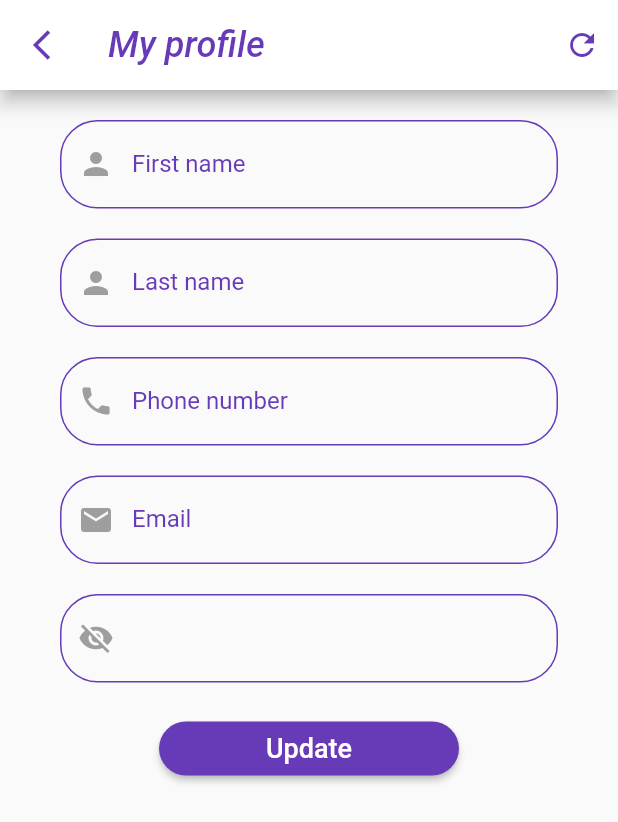
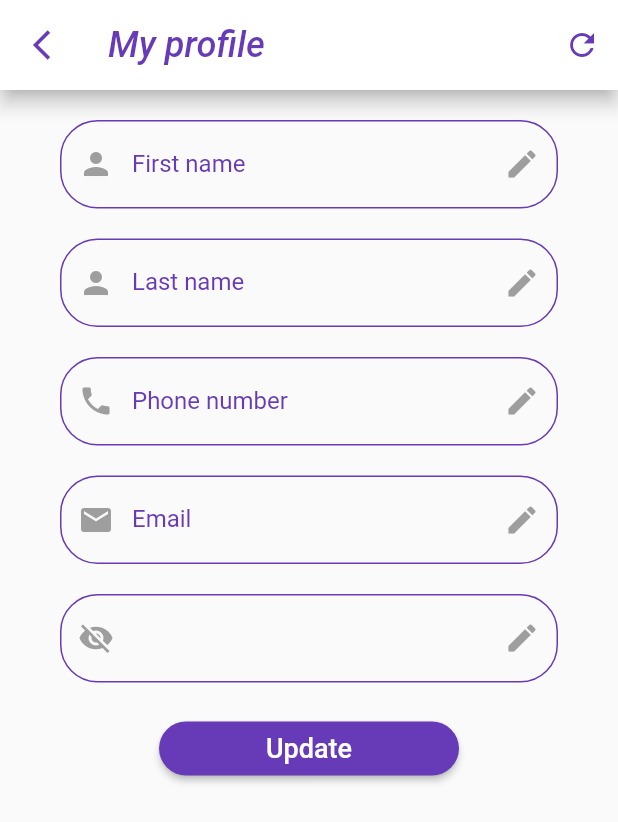
Before and after one commit to xlayertraining/july21group9, a Flutter app: the HomePage screen opened directly, in the side drawer, after a tap on "Profile", on a phone screen of 412 x 824 dp. Shown: the top 822 px of the screen. Run offline on Flutter 3.47's test engine with Material 2 defaults, Android fonts, the light colour scheme and no system bars; our stand-ins replace auto_animated, curved_navigation_bar, dio, flutter_easyloading, fluttertoast, image_picker and 4 more; missing offline and left inert: comment_box, custom_searchable_dropdown, rect_getter; accounts and stored records are empty; network calls fail.

Commit message:
minor modifications in about_us.dart,home_page.dart ,my_news.dart

```diff
--- a/application/news_flix/lib/Profile2.dart
+++ b/application/news_flix/lib/Profile2.dart
@@ -99,6 +99,7 @@ class _MyProfilePage2 extends State<MyProfilePage2> {
                       labelText: 'First name',
                       labelStyle: TextStyle(color: Colors.deepPurple),
                       prefixIcon: Icon(Icons.person, color: Colors.grey),
+                      suffixIcon: Icon(Icons.edit,color: Colors.grey),
                       enabledBorder: OutlineInputBorder(
                         borderSide: BorderSide(color: Colors.deepPurple),
                         borderRadius: BorderRadius.circular(25.0),
@@ -119,6 +120,7 @@ class _MyProfilePage2 extends State<MyProfilePage2> {
                       labelText: 'Last name',
                       labelStyle: TextStyle(color: Colors.deepPurple),
                       prefixIcon: Icon(Icons.person_sharp, color: Colors.grey),
+                      suffixIcon: Icon(Icons.edit,color: Colors.grey),
                       enabledBorder: OutlineInputBorder(
                         borderSide: BorderSide(color: Colors.deepPurple),
                         borderRadius: BorderRadius.circular(25.0),
@@ -139,6 +141,7 @@ class _MyProfilePage2 extends State<MyProfilePage2> {
                       labelText: 'Phone number',
                       labelStyle: TextStyle(color: Colors.deepPurple),
                       prefixIcon: Icon(Icons.phone, color: Colors.grey),
+                      suffixIcon: Icon(Icons.edit,color: Colors.grey),
                       enabledBorder: OutlineInputBorder(
                         borderSide: BorderSide(color: Colors.deepPurple),
                         borderRadius: BorderRadius.circular(25.0),
@@ -159,6 +162,7 @@ class _MyProfilePage2 extends State<MyProfilePage2> {
                       labelText: 'Email',
                       labelStyle: TextStyle(color: Colors.deepPurple),
                       prefixIcon: Icon(Icons.email, color: Colors.grey),
+                      suffixIcon: Icon(Icons.edit,color: Colors.grey),
                       enabledBorder: OutlineInputBorder(
                         borderSide: BorderSide(color: Colors.deepPurple),
                         borderRadius: BorderRadius.circular(25.0),
@@ -191,6 +195,7 @@ class _MyProfilePage2 extends State<MyProfilePage2> {
                             ? Icon(Icons.visibility, color: Colors.grey)
                             : Icon(Icons.visibility_off, color: Colors.grey),
                       ),
+                      suffixIcon: Icon(Icons.edit,color: Colors.grey),
                       enabledBorder: OutlineInputBorder(
                         borderSide: BorderSide(color: Colors.deepPurple),
                         borderRadius: BorderRadius.circular(25.0),
--- a/application/news_flix/lib/about_us.dart
+++ b/application/news_flix/lib/about_us.dart
@@ -59,7 +59,7 @@ class AboutUs extends StatelessWidget {
                 Text('FrontEnd Team :',style: TextStyle(fontSize: 20,
                     fontWeight:FontWeight.bold,
                 color: Colors.deepPurple)),
-                SizedBox(height: 30),
+                SizedBox(height: 20),
                 Row(
                   children: [
                     Column(
@@ -105,7 +105,7 @@ class AboutUs extends StatelessWidget {
                 SizedBox(height: 10),
                 Text('BackEnd Team :',style: TextStyle(fontSize: 20,
                     fontWeight:FontWeight.bold)),
-                SizedBox(height: 30),
+                SizedBox(height: 20),
                 Row(
                   children: [
                     Padding(
--- a/application/news_flix/lib/config/configuration.dart
+++ b/application/news_flix/lib/config/configuration.dart
@@ -7,10 +7,10 @@ import 'package:flutter/material.dart';
 
 class Configuration {
 
-  static var serverUrl = "https://api.xlayer.in/julygroup9_web/api";
+  // static var serverUrl = "https://api.xlayer.in/julygroup9_web/api";
   //  static var serverUrl = "http://192.168.43.14:8009/julygroup9_web/api";
   //  static var serverUrl ="http://10.0.2.2:8009/julygroup9_web/api";
-  //  static var serverUrl = "http://192.168.43.129:8009/julygroup9_web/api";
+   static var serverUrl = "http://192.168.43.129:8009/julygroup9_web/api";
 
   static var signedInKey = "KJHGLIUJGHL";
 
--- a/application/news_flix/lib/profile2.dart
+++ b/application/news_flix/lib/profile2.dart
@@ -99,6 +99,7 @@ class _MyProfilePage2 extends State<MyProfilePage2> {
                       labelText: 'First name',
                       labelStyle: TextStyle(color: Colors.deepPurple),
                       prefixIcon: Icon(Icons.person, color: Colors.grey),
+                      suffixIcon: Icon(Icons.edit,color: Colors.grey),
                       enabledBorder: OutlineInputBorder(
                         borderSide: BorderSide(color: Colors.deepPurple),
                         borderRadius: BorderRadius.circular(25.0),
@@ -119,6 +120,7 @@ class _MyProfilePage2 extends State<MyProfilePage2> {
                       labelText: 'Last name',
                       labelStyle: TextStyle(color: Colors.deepPurple),
                       prefixIcon: Icon(Icons.person_sharp, color: Colors.grey),
+                      suffixIcon: Icon(Icons.edit,color: Colors.grey),
                       enabledBorder: OutlineInputBorder(
                         borderSide: BorderSide(color: Colors.deepPurple),
                         borderRadius: BorderRadius.circular(25.0),
@@ -139,6 +141,7 @@ class _MyProfilePage2 extends State<MyProfilePage2> {
                       labelText: 'Phone number',
                       labelStyle: TextStyle(color: Colors.deepPurple),
                       prefixIcon: Icon(Icons.phone, color: Colors.grey),
+                      suffixIcon: Icon(Icons.edit,color: Colors.grey),
                       enabledBorder: OutlineInputBorder(
                         borderSide: BorderSide(color: Colors.deepPurple),
                         borderRadius: BorderRadius.circular(25.0),
@@ -159,6 +162,7 @@ class _MyProfilePage2 extends State<MyProfilePage2> {
                       labelText: 'Email',
                       labelStyle: TextStyle(color: Colors.deepPurple),
                       prefixIcon: Icon(Icons.email, color: Colors.grey),
+                      suffixIcon: Icon(Icons.edit,color: Colors.grey),
                       enabledBorder: OutlineInputBorder(
                         borderSide: BorderSide(color: Colors.deepPurple),
                         borderRadius: BorderRadius.circular(25.0),
@@ -191,6 +195,7 @@ class _MyProfilePage2 extends State<MyProfilePage2> {
                             ? Icon(Icons.visibility, color: Colors.grey)
                             : Icon(Icons.visibility_off, color: Colors.grey),
                       ),
+                      suffixIcon: Icon(Icons.edit,color: Colors.grey),
                       enabledBorder: OutlineInputBorder(
                         borderSide: BorderSide(color: Colors.deepPurple),
                         borderRadius: BorderRadius.circular(25.0),
--- a/application/news_flix/lib/splash_screen.dart
+++ b/application/news_flix/lib/splash_screen.dart
@@ -80,7 +80,7 @@ class SplashScreen extends StatelessWidget {
           mainAxisAlignment: MainAxisAlignment.center,
           crossAxisAlignment: CrossAxisAlignment.center,
           children: [
-            Image.asset("assets/News Flix2.png",
+            Image.asset("assets/News Flix.png",
               height: 150,
               width: 150,
               fit: BoxFit.cover,
--- a/application/news_flix/pubspec.yaml
+++ b/application/news_flix/pubspec.yaml
@@ -48,6 +48,9 @@ dependencies:
   #customizable indicators for page view:
   page_view_indicators: ^2.0.0
 
+  #scroll component dropdown refresh and pull up to load:
+  pull_to_refresh: ^2.0.0
+
   flutter:
     sdk: flutter
 
@@ -96,7 +99,6 @@ flutter:
 
       - assets/news animation.json
       - assets/boy.png
-      - assets/News Flix2.png
       - assets/Sign Up.json
       - assets/anime wallpaper1.jpg
       - assets/default-avatar.jpg
```
Also changed, not shown: application/news_flix/lib/home_page.dart (+25 -2 lines), application/news_flix/lib/my_news/my_news.dart (+15 -12 lines), application/news_flix/pubspec.lock, 1 other file.
